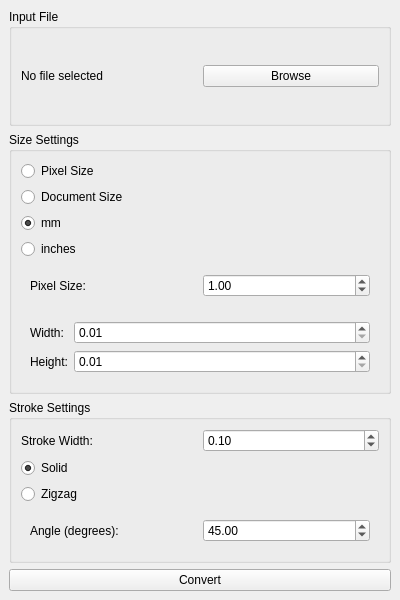
Above: resources/mainwindow.ui from Devin-Cooper/pixel-draw before the change. Below: the same form after it.
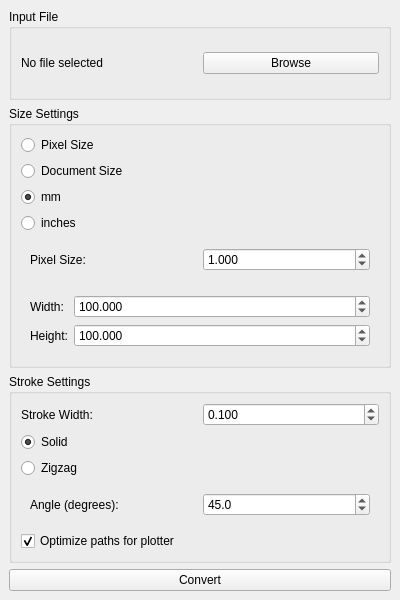
That is the form after the change.

```diff
--- a/resources/mainwindow.ui
+++ b/resources/mainwindow.ui
@@ -90,14 +90,17 @@
           </item>
           <item>
            <widget class="QDoubleSpinBox" name="pixelSizeInput">
+           <property name="decimals">
+            <number>3</number>
+           </property>
             <property name="minimum">
-             <double>0.01</double>
+            <double>0.001</double>
             </property>
             <property name="maximum">
-             <double>1000.0</double>
+            <double>1000.000</double>
             </property>
             <property name="value">
-             <double>1.0</double>
+            <double>1.000</double>
             </property>
            </widget>
           </item>
@@ -116,11 +119,17 @@
           </item>
           <item row="0" column="1">
            <widget class="QDoubleSpinBox" name="docWidthInput">
+           <property name="decimals">
+            <number>3</number>
+           </property>
             <property name="minimum">
-             <double>0.01</double>
+            <double>0.001</double>
             </property>
             <property name="maximum">
-             <double>10000.0</double>
+            <double>10000.000</double>
+           </property>
+           <property name="value">
+            <double>100.000</double>
             </property>
            </widget>
           </item>
@@ -133,11 +142,17 @@
           </item>
           <item row="1" column="1">
            <widget class="QDoubleSpinBox" name="docHeightInput">
+           <property name="decimals">
+            <number>3</number>
+           </property>
             <property name="minimum">
-             <double>0.01</double>
+            <double>0.001</double>
             </property>
             <property name="maximum">
-             <double>10000.0</double>
+            <double>10000.000</double>
+           </property>
+           <property name="value">
+            <double>100.000</double>
             </property>
            </widget>
           </item>
@@ -164,14 +179,17 @@
          </item>
          <item>
           <widget class="QDoubleSpinBox" name="strokeWidthInput">
+          <property name="decimals">
+           <number>3</number>
+          </property>
            <property name="minimum">
-            <double>0.01</double>
+           <double>0.001</double>
            </property>
            <property name="maximum">
-            <double>100.0</double>
+           <double>100.000</double>
            </property>
            <property name="value">
-            <double>0.1</double>
+           <double>0.100</double>
            </property>
           </widget>
          </item>
@@ -206,6 +224,9 @@
           </item>
           <item>
            <widget class="QDoubleSpinBox" name="angleInput">
+           <property name="decimals">
+            <number>1</number>
+           </property>
             <property name="minimum">
              <double>0.0</double>
             </property>
@@ -220,6 +241,16 @@
          </layout>
         </widget>
        </item>
+      <item>
+       <widget class="QCheckBox" name="optimizeCheckbox">
+        <property name="text">
+         <string>Optimize paths for plotter</string>
+        </property>
+        <property name="checked">
+         <bool>true</bool>
+        </property>
+       </widget>
+      </item>
       </layout>
      </widget>
     </item>
```
Lines whose indentation alone changed are shown as unchanged.
